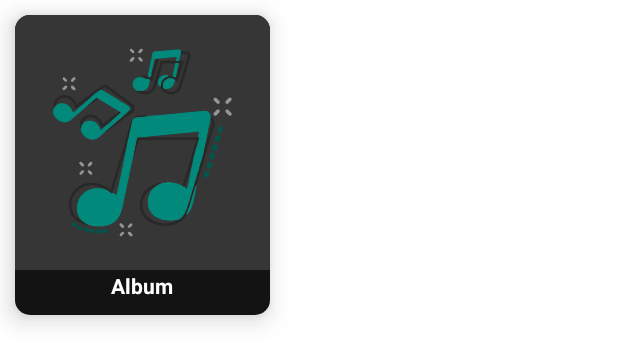
After one commit to shozabs/MusicPlayerApp, an Android app: the layout album_item.xml on its own in the app's theme, with its tools: preview values and no code run, on a phone screen of 412 x 824 dp. The commit adds this screen. Shown: the top 364 px of the screen. Run offline under Robolectric (Android 15) with nearby library versions, the phone set to English and light mode, and no system bars.

Commit message:
music player

```diff
--- a/app/src/main/AndroidManifest.xml
+++ b/app/src/main/AndroidManifest.xml
@@ -11,7 +11,8 @@
         android:roundIcon="@mipmap/ic_launcher_round"
         android:supportsRtl="true"
         android:theme="@style/Theme.Music_Player">
-        <activity android:name=".PlayerActivity"></activity>
+        <activity android:name=".AlbumDetails"></activity>
+        <activity android:name=".PlayerActivity" />
         <activity android:name=".MainActivity">
             <intent-filter>
                 <action android:name="android.intent.action.MAIN" />
--- a/app/src/main/java/com/example/music_player/MainActivity.java
+++ b/app/src/main/java/com/example/music_player/MainActivity.java
@@ -31,6 +31,7 @@ public class MainActivity extends AppCompatActivity {
     public static final int REQUEST_CODE = 1;
     static ArrayList<MusicFiles> musicFiles;
     static boolean shuffleBoolean = false, repeatBoolean = false;
+    static ArrayList<MusicFiles> albums = new ArrayList<>();
     @RequiresApi(api = Build.VERSION_CODES.R)
     @Override
     protected void onCreate(Bundle savedInstanceState) {
@@ -115,6 +116,7 @@ public class MainActivity extends AppCompatActivity {
 
     @RequiresApi(api = Build.VERSION_CODES.R)
     public static ArrayList<MusicFiles> getAllAudio(Context context ){
+        ArrayList<String> duplicate = new ArrayList<>();
         ArrayList<MusicFiles> tempAudioList = new ArrayList<>();
         Uri uri = MediaStore.Audio.Media.EXTERNAL_CONTENT_URI;
         String[] projection = {
@@ -138,6 +140,10 @@ public class MainActivity extends AppCompatActivity {
                 MusicFiles musicFiles = new MusicFiles(path, title, artist, album, duration, id );
                 Log.e("Path :" + path, "Album :" + album );
                 tempAudioList.add(musicFiles);
+                if(!duplicate.contains(album)){
+                    albums.add(musicFiles);
+                    duplicate.add(album);
+                }
             }
             cursor.close();
         }
--- a/app/src/main/java/com/example/music_player/MusicAdapter.java
+++ b/app/src/main/java/com/example/music_player/MusicAdapter.java
@@ -46,7 +46,6 @@ public class MusicAdapter extends RecyclerView.Adapter<MusicAdapter.MyVieHolder>
        MusicFiles model = nFiles.get(position);
         holder.file_name.setText(nFiles.get(position).getTitle());
         byte[] image = getAlbumArt(model.getPath());
-        Log.d("File_Path", "onBindViewHolder: "+image);
 
         if (image != null){
             Glide.with(nContext).asBitmap().load(image).into(holder.album_art);
@@ -120,4 +119,3 @@ public class MusicAdapter extends RecyclerView.Adapter<MusicAdapter.MyVieHolder>
         return art;
     }
 }
-// testing
--- /dev/null
+++ b/app/src/main/res/layout/album_item.xml
@@ -0,0 +1,39 @@
+<?xml version="1.0" encoding="utf-8"?>
+<androidx.cardview.widget.CardView xmlns:android="http://schemas.android.com/apk/res/android"
+    android:layout_width="170dp"
+    xmlns:app="http://schemas.android.com/apk/res-auto"
+    android:id="@+id/album_items"
+    app:cardCornerRadius="10dp"
+    app:cardElevation="10dp"
+    android:layout_margin="10dp"
+    android:layout_height="200dp">
+
+    <RelativeLayout
+        android:layout_width="match_parent"
+        android:layout_height="match_parent"
+        android:background="#131313"
+        android:id="@+id/relative_layout"
+        >
+        <ImageView
+        android:layout_width="match_parent"
+        android:layout_height="170dp"
+        android:id="@+id/album_image"
+        android:src="@drawable/music"
+        />
+        <TextView
+            android:layout_width="140dp"
+            android:layout_height="wrap_content"
+            android:id="@+id/album_name"
+            android:layout_alignParentBottom="true"
+            android:text="Album"
+            android:textColor="@color/white"
+            android:singleLine="true"
+            android:gravity="center_horizontal"
+            android:layout_centerHorizontal="true"
+            android:layout_marginBottom="10dp"
+            android:layout_marginTop="10dp"
+            android:textStyle="bold"
+            />
+
+    </RelativeLayout>
+</androidx.cardview.widget.CardView>
```
Also changed, not shown: app/src/main/java/com/example/music_player/AlbumAdapter.java (added, +78 -0 lines), app/src/main/java/com/example/music_player/AlbumDetails.java (added, +65 -0 lines), app/src/main/java/com/example/music_player/AlbumDetailsAdapter.java (added, +81 -0 lines), app/src/main/java/com/example/music_player/AlbumsFragment.java (+18 -2 lines), app/src/main/java/com/example/music_player/PlayerActivity.java (+8 -1 lines), app/src/main/res/layout/activity_album_details.xml (added, +25 -0 lines), app/src/main/res/layout/fragment_albums.xml (+5 -5 lines).
